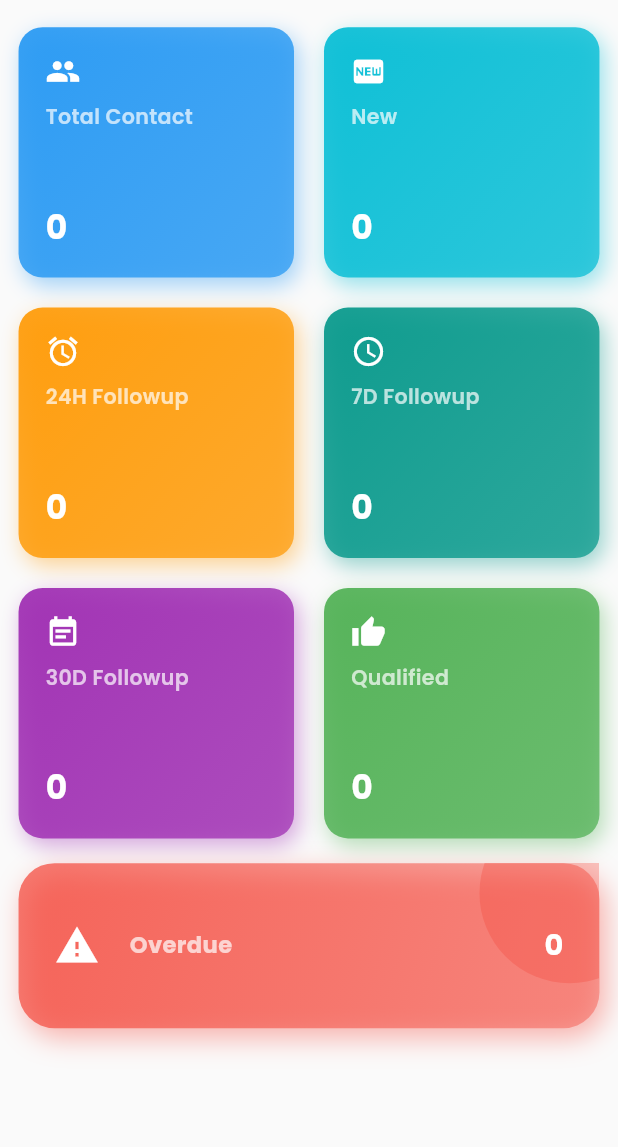
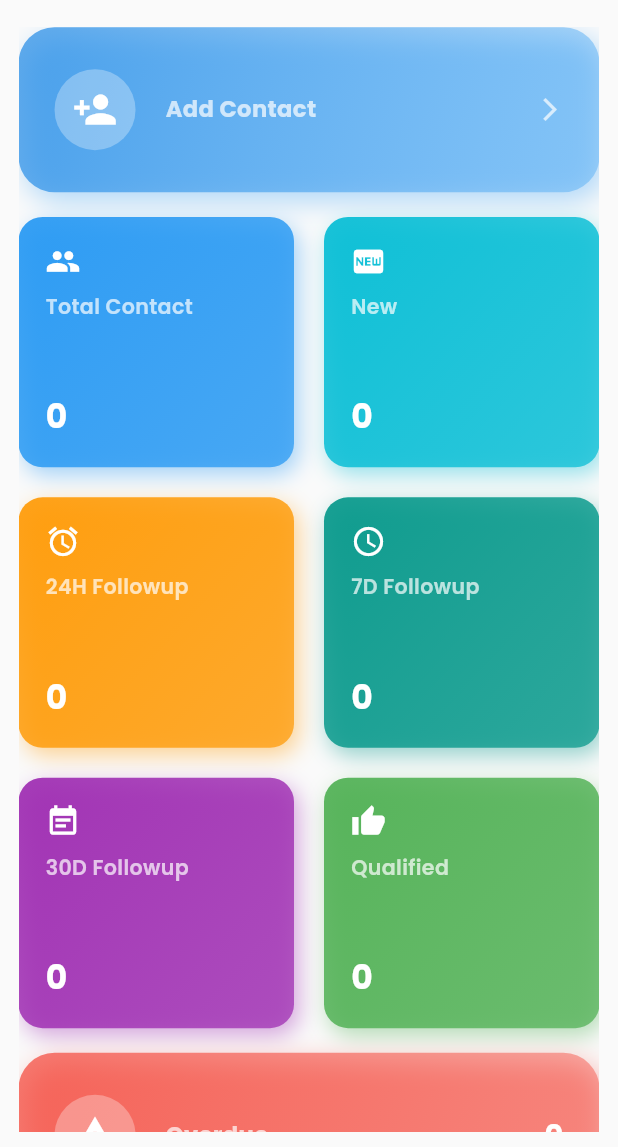
Before and after one commit to arunkumar-dev-ak/eventjar_app, a Flutter app: the NetworkPage screen opened directly, on a phone screen of 412 x 824 dp, the part 89-1236 px from its top. Run offline on Flutter 3.47's test engine with Material 3 defaults, Android fonts, the phone set to English and light mode, and no system bars; our stand-ins replace country_code_picker, dio, flutter_svg, font_awesome_flutter, get, google_fonts and 5 more; accounts and stored records are empty; network calls fail.

Commit message:
feat: version 1 is pushed for playstore

```diff
--- a/lib/controller/home/controller.dart
+++ b/lib/controller/home/controller.dart
@@ -191,4 +191,8 @@ class HomeController extends GetxController {
       return "Invalid date";
     }
   }
+
+  void navigateToAddContact() {
+    Get.toNamed(RouteName.addContactPage);
+  }
 }
--- a/lib/controller/my_ticket/controller.dart
+++ b/lib/controller/my_ticket/controller.dart
@@ -41,7 +41,7 @@ class MyTicketController extends GetxController {
       state.tickets.value = response.data.registrations;
       state.pagination.value = response.data.pagination;
     } catch (err) {
-      LoggerService.loggerInstance.e(err.runtimeType);
+      state.tickets.value = [];
       if (err is DioException) {
         final statusCode = err.response?.statusCode;
 
--- a/lib/model/contact/contact_model.dart
+++ b/lib/model/contact/contact_model.dart
@@ -25,7 +25,7 @@ class ContactResponse {
 
 class Contact {
   final String id;
-  final String organizerId;
+  final String? organizerId;
   final String name;
   final String? username;
   final String email;
@@ -39,8 +39,8 @@ class Contact {
   // final Map<String, String> customAttributes;
   final String? notes;
   final DateTime createdAt;
-  final String
-  updatedAt; // string per your example, could make DateTime if preferred
+  // final String
+  // updatedAt; // string per your example, could make DateTime if preferred
   final DateTime? lastMeetingDate;
   final DateTime? nextFollowUpDate;
   final DateTime? stageEnteredAt;
@@ -62,7 +62,7 @@ class Contact {
 
   Contact({
     required this.id,
-    required this.organizerId,
+    this.organizerId,
     required this.name,
     this.username,
     required this.email,
@@ -76,7 +76,7 @@ class Contact {
     // required this.customAttributes,
     this.notes,
     required this.createdAt,
-    required this.updatedAt,
+    // required this.updatedAt,
     this.lastMeetingDate,
     this.nextFollowUpDate,
     this.stageEnteredAt,
@@ -117,7 +117,7 @@ class Contact {
         // ),
         notes: json['notes'],
         createdAt: DateTime.parse(json['createdAt']),
-        updatedAt: json['updatedAt'],
+        // updatedAt: json['updatedAt'],
         lastMeetingDate: json['lastMeetingDate'] == null
             ? null
             : DateTime.parse(json['lastMeetingDate']),
@@ -173,7 +173,7 @@ class Contact {
     // 'customAttributes': customAttributes,
     'notes': notes,
     'createdAt': createdAt.toIso8601String(),
-    'updatedAt': updatedAt,
+    // 'updatedAt': updatedAt,
     'lastMeetingDate': lastMeetingDate?.toIso8601String(),
     'nextFollowUpDate': nextFollowUpDate?.toIso8601String(),
     'stageEnteredAt': stageEnteredAt?.toIso8601String(),
--- a/lib/page/home/widget/home_appbar.dart
+++ b/lib/page/home/widget/home_appbar.dart
@@ -2,7 +2,6 @@ import 'package:eventjar/controller/home/controller.dart';
 import 'package:eventjar/global/app_colors.dart';
 import 'package:eventjar/global/responsive/responsive.dart';
 import 'package:eventjar/global/widget/gradient_text.dart';
-import 'package:eventjar/routes/route_name.dart';
 import 'package:flutter/material.dart';
 import 'package:get/get.dart';
 
@@ -34,6 +33,7 @@ class HomeAppBar extends StatelessWidget {
             gradientEnd: AppColors.gradientDarkEnd,
             fontWeight: FontWeight.bold,
           ),
+
           //Budget Tracker Icon
           // GestureDetector(
           //   onTap: () {
@@ -42,7 +42,13 @@ class HomeAppBar extends StatelessWidget {
           //   },
           //   child: _buildBudgetIcon(),
           // ),
-          SizedBox.shrink(),
+          IconButton(
+            icon: Icon(Icons.person_add, color: Colors.blue[700], size: 25),
+            tooltip: 'Add Contact',
+            onPressed: () {
+              controller.navigateToAddContact();
+            },
+          ),
         ],
       ),
     );
--- a/lib/page/network/tabs/contact_page/contact_page.dart
+++ b/lib/page/network/tabs/contact_page/contact_page.dart
@@ -2,6 +2,7 @@ import 'package:eventjar/controller/network/controller.dart';
 import 'package:eventjar/global/responsive/responsive.dart';
 import 'package:eventjar/model/contact/contact_analytics_model.dart';
 import 'package:eventjar/page/network/tabs/contact_page/contact_page_shimmer.dart';
+import 'package:eventjar/page/network/tabs/contact_page/contact_page_utils.dart';
 import 'package:flutter/material.dart';
 import 'package:get/get.dart';
 
@@ -29,6 +30,9 @@ class ContactNetworkStatusCards extends StatelessWidget {
         return SingleChildScrollView(
           child: Column(
             children: [
+              ContactAnalyticsAddContactCard(),
+
+              SizedBox(height: 2.hp),
               // Grid for all cards except "Overdue"
               GridView.builder(
                 shrinkWrap: true,
@@ -104,97 +108,16 @@ class ContactNetworkStatusCards extends StatelessWidget {
               if (isLoading) ...[
                 OverdueCardShimmer(),
               ] else ...[
-                Builder(
-                  builder: (context) {
-                    final overdueCard = _statusCards.last;
-                    final overdueCount = _getCountByKey(
-                      analytics,
-                      overdueCard.key,
-                    );
-
-                    return InkWell(
-                      onTap: () =>
-                          controller.navigateToContactPage(overdueCard),
-                      borderRadius: BorderRadius.circular(24),
-                      child: Container(
-                        height: 110, // adjust height as needed
-                        width: double.infinity,
-                        decoration: BoxDecoration(
-                          borderRadius: BorderRadius.circular(24),
-                          gradient: LinearGradient(
-                            colors: [
-                              overdueCard.color.withValues(alpha: 0.7),
-                              overdueCard.color.withValues(alpha: 0.4),
-                            ],
-                            begin: Alignment.topLeft,
-                            end: Alignment.bottomRight,
-                          ),
-                          boxShadow: [
-                            BoxShadow(
-                              color: overdueCard.color.withValues(alpha: 0.4),
-                              blurRadius: 15,
-                              offset: const Offset(4, 6),
-                            ),
-                          ],
-                        ),
-                        child: Stack(
-                          children: [
-                            Positioned(
-                              top: -40,
-                              right: -40,
-                              child: Container(
-                                width: 120,
-                                height: 120,
-                                decoration: BoxDecoration(
-                                  color: overdueCard.color.withValues(
-                                    alpha: 0.3,
-                                  ),
-                                  shape: BoxShape.circle,
-                                ),
-                              ),
-                            ),
-                            Positioned.fill(
-                              child: Padding(
-                                padding: const EdgeInsets.symmetric(
-                                  horizontal: 24,
-                                  vertical: 24,
-                                ),
-                                child: Row(
-                                  crossAxisAlignment: CrossAxisAlignment.center,
-                                  children: [
-                                    Icon(
-                                      overdueCard.icon,
-                                      size: 30,
-                                      color: Colors.white,
-                                    ),
-                                    const SizedBox(width: 20),
-                                    Expanded(
-                                      child: Text(
-                                        overdueCard.label,
-                                        style: TextStyle(
-                                          color: Colors.white70,
-                                          fontWeight: FontWeight.w700,
-                                          fontSize: 11.sp,
-                                        ),
-                                      ),
-                                    ),
-                                    Text(
-                                      _formatCount(overdueCount),
-                                      style: TextStyle(
-                                        color: Colors.white,
-                                        fontWeight: FontWeight.bold,
-                                        fontSize: 14.sp,
-                                      ),
-                                    ),
-                                  ],
-                                ),
-                              ),
-                            ),
-                          ],
-                        ),
-                      ),
-                    );
-                  },
+                ContactAnalyticsOverdueCard(
+                  label: _statusCards.last.label,
+                  icon: _statusCards.last.icon,
+                  color: _statusCards.last.color,
+                  overdueCount: _getCountByKey(
+                    analytics,
+                    _statusCards.last.key,
+                  ),
+                  onTap: () =>
+                      controller.navigateToContactPage(_statusCards.last),
                 ),
               ],
             ],
--- a/lib/page/network/tabs/contact_page/contact_page_shimmer.dart
+++ b/lib/page/network/tabs/contact_page/contact_page_shimmer.dart
@@ -54,7 +54,7 @@ class OverdueCardShimmer extends StatelessWidget {
                 width: 120,
                 height: 120,
                 decoration: BoxDecoration(
-                  color: Colors.grey.shade400.withOpacity(0.5),
+                  color: Colors.grey.shade400.withValues(alpha: 0.5),
                   shape: BoxShape.circle,
                 ),
               ),
--- /dev/null
+++ b/lib/page/network/tabs/contact_page/contact_page_utils.dart
@@ -0,0 +1,160 @@
+import 'package:eventjar/controller/network/controller.dart';
+import 'package:eventjar/global/responsive/responsive.dart';
+import 'package:eventjar/routes/route_name.dart';
+import 'package:flutter/material.dart';
+import 'package:get/get.dart';
+
+class ContactAnalyticsAddContactCard extends StatelessWidget {
+  ContactAnalyticsAddContactCard({super.key});
+  final NetworkScreenController controller = Get.find();
+
+  void navigateToAddContact() {
+    Get.toNamed(
+      RouteName.addContactPage,
+    )?.then((_) async => {await controller.fetchContactAnalytics()});
+  }
+
+  @override
+  Widget build(BuildContext context) {
+    return InkWell(
+      onTap: navigateToAddContact,
+      borderRadius: BorderRadius.circular(24),
+      child: Container(
+        height: 110,
+        width: double.infinity,
+        padding: const EdgeInsets.symmetric(horizontal: 24, vertical: 24),
+        decoration: BoxDecoration(
+          borderRadius: BorderRadius.circular(24),
+          gradient: LinearGradient(
+            colors: [
+              Colors.blue.shade600.withValues(alpha: 0.7),
+              Colors.blue.shade400.withValues(alpha: 0.4),
+            ],
+            begin: Alignment.topLeft,
+            end: Alignment.bottomRight,
+          ),
+          boxShadow: [
+            BoxShadow(
+              color: Colors.blue.shade400.withValues(alpha: 0.4),
+              blurRadius: 15,
+              offset: const Offset(4, 6),
+            ),
+          ],
+        ),
+        child: Row(
+          crossAxisAlignment: CrossAxisAlignment.center,
+          children: [
+            Container(
+              decoration: BoxDecoration(
+                color: Colors.white.withValues(alpha: 0.3),
+                shape: BoxShape.circle,
+              ),
+              padding: const EdgeInsets.all(12),
+              child: const Icon(
+                Icons.person_add,
+                size: 30,
+                color: Colors.white,
+              ),
+            ),
+            const SizedBox(width: 20),
+            Expanded(
+              child: Text(
+                'Add Contact',
+                style: TextStyle(
+                  color: Colors.white70,
+                  fontWeight: FontWeight.w700,
+                  fontSize: 11.sp,
+                ),
+              ),
+            ),
+            const Icon(
+              Icons.arrow_forward_ios,
+              size: 18,
+              color: Colors.white70,
+            ),
+          ],
+        ),
+      ),
+    );
+  }
+}
+
+class ContactAnalyticsOverdueCard extends StatelessWidget {
+  final String label;
+  final IconData icon;
+  final Color color;
+  final int overdueCount;
+  final VoidCallback? onTap;
+
+  const ContactAnalyticsOverdueCard({
+    super.key,
+    required this.label,
+    required this.icon,
+    required this.color,
+    required this.overdueCount,
+    this.onTap,
+  });
+
+  @override
+  Widget build(BuildContext context) {
+    return InkWell(
+      onTap: onTap,
+      borderRadius: BorderRadius.circular(24),
+      child: Container(
+        height: 110,
+        width: double.infinity,
+        padding: const EdgeInsets.symmetric(horizontal: 24, vertical: 24),
+        decoration: BoxDecoration(
+          borderRadius: BorderRadius.circular(24),
+          gradient: LinearGradient(
+            colors: [
+              color.withValues(alpha: 0.7),
+              color.withValues(alpha: 0.4),
+            ],
+            begin: Alignment.topLeft,
+            end: Alignment.bottomRight,
+          ),
+          boxShadow: [
+            BoxShadow(
+              color: color.withValues(alpha: 0.4),
+              blurRadius: 15,
+              offset: const Offset(4, 6),
+            ),
+          ],
+        ),
+        child: Row(
+          crossAxisAlignment: CrossAxisAlignment.center,
+          children: [
+            Container(
+              decoration: BoxDecoration(
+                color: Colors.white.withValues(alpha: 0.3),
+                shape: BoxShape.circle,
+              ),
+              padding: const EdgeInsets.all(12),
+              child: Icon(icon, size: 30, color: Colors.white),
+            ),
+            const SizedBox(width: 20),
+            Expanded(
+              child: Text(
+                label,
+                style: TextStyle(
+                  color: Colors.white70,
+                  fontWeight: FontWeight.w700,
+                  fontSize: 11.sp,
+                ),
+              ),
+            ),
+            Text(
+              overdueCount.toString(),
+              style: TextStyle(
+                color: Colors.white,
+                fontWeight: FontWeight.bold,
+                fontSize: 14.sp,
+              ),
+            ),
+          ],
+        ),
+      ),
+    );
+  }
+}
```
Also changed, not shown: lib/model/my_ticket/my_ticket_model.dart (+12 -6 lines), lib/page/checkout/checkout_header.dart (+6 -3 lines), lib/page/event_info/event_info.dart (+13 -0 lines), lib/page/event_info/widget/event_info_content.dart (+13 -13 lines), lib/page/event_info/widget/event_info_header.dart (+15 -9 lines), lib/page/home/widget/home_content.dart (+24 -0 lines), lib/page/my_ticket/my_ticket_card_page.dart (+7 -3 lines), 2 other files.
